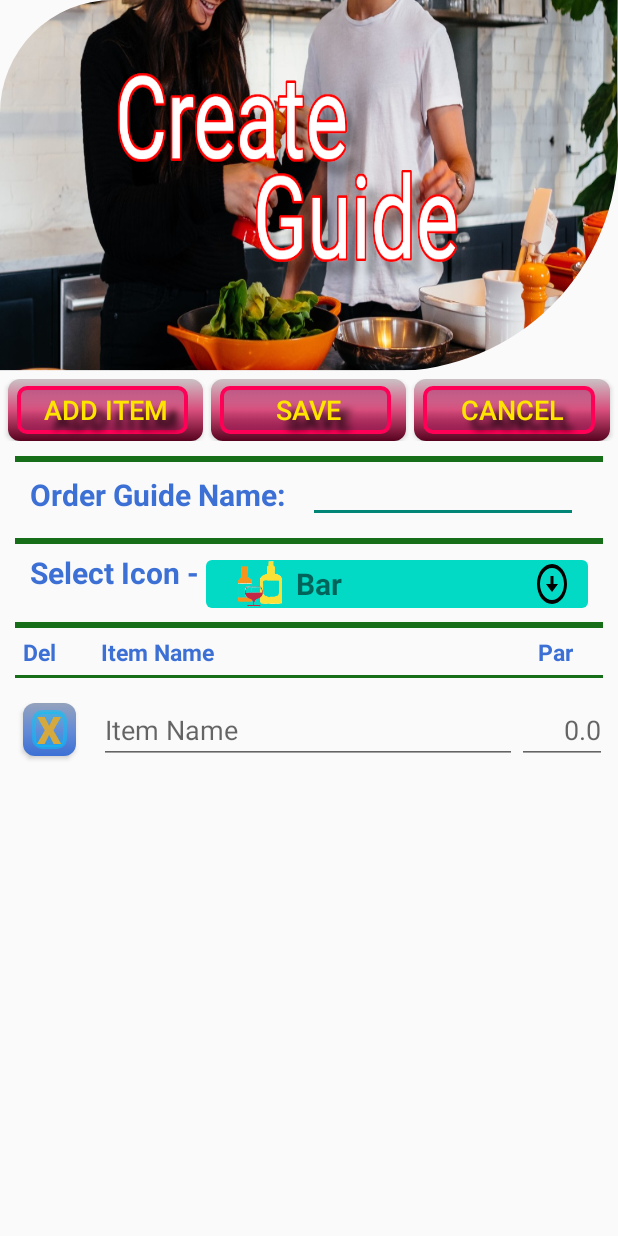
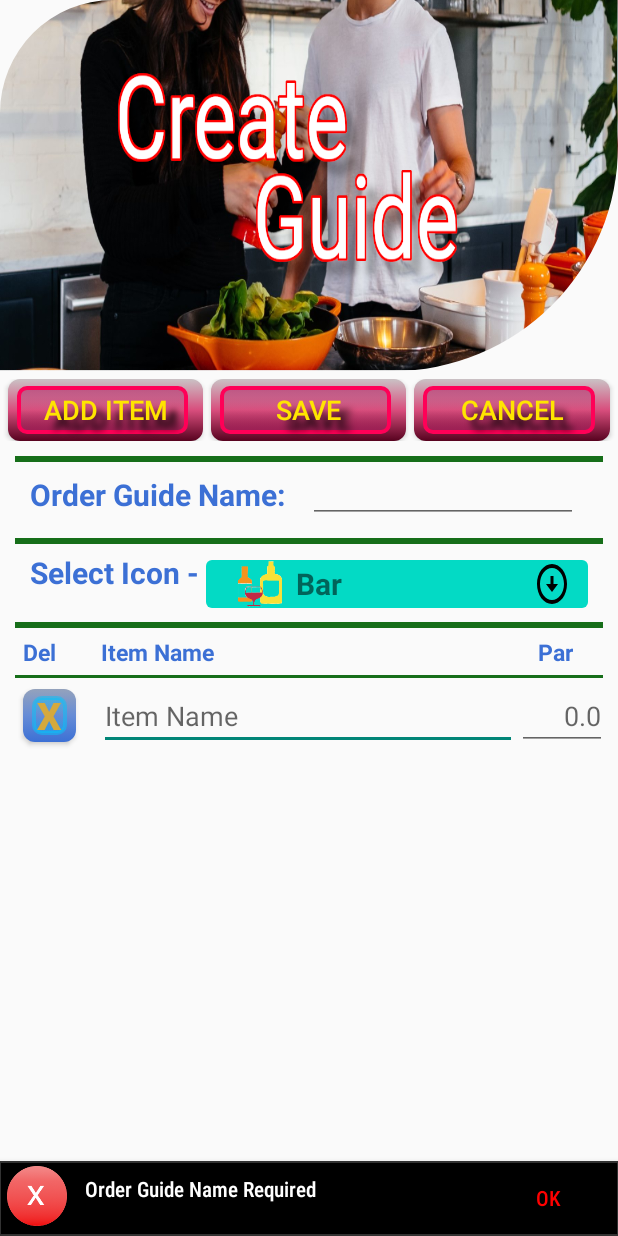
Before and after one commit to ryanMHub/OrderUp---Android, an Android app: the AddOrderGuideActivity screen opened directly, with no data from a screen before it, after a tap on "SAVE", on a phone screen of 412 x 824 dp. Run offline under Robolectric (Android 15) with nearby library versions, the light colour scheme and no system bars; 1 other tap on this screen came first.

Commit message:
Added Custom Snack Bar to the AddOrderGuide and EditOrderGuide error responses. Also added custom success response for each of these activities. Adjusted the AddorderGuide to shrink to match virtual keyboard.

```diff
--- a/app/build.gradle
+++ b/app/build.gradle
@@ -35,6 +35,6 @@ dependencies {
     implementation 'androidx.recyclerview:recyclerview:1.2.1'
     implementation 'androidx.cardview:cardview:1.0.0'
     testImplementation 'junit:junit:4.13.2'
-    androidTestImplementation 'androidx.test.ext:junit:1.1.3'
-    androidTestImplementation 'androidx.test.espresso:espresso-core:3.4.0'
+    androidTestImplementation 'androidx.test.ext:junit:1.1.4'
+    androidTestImplementation 'androidx.test.espresso:espresso-core:3.5.0'
 }
--- a/app/src/main/java/com/practice/practiceorderup01/AddOrderGuideActivity.java
+++ b/app/src/main/java/com/practice/practiceorderup01/AddOrderGuideActivity.java
@@ -1,10 +1,15 @@
 package com.practice.practiceorderup01;
 
 import android.content.Intent;
+import android.graphics.Rect;
 import android.view.View;
+import android.view.ViewTreeObserver;
 import android.widget.*;
 import androidx.appcompat.app.AppCompatActivity;
 import android.os.Bundle;
+import androidx.constraintlayout.widget.ConstraintLayout;
+import androidx.constraintlayout.widget.ConstraintSet;
+import androidx.core.widget.NestedScrollView;
 import androidx.recyclerview.widget.GridLayoutManager;
 import androidx.recyclerview.widget.RecyclerView;
 
@@ -15,6 +20,10 @@ public class AddOrderGuideActivity extends AppCompatActivity implements CustomSp
 
     //Todo: increase the appearance of the toasts
     //Todo: send a toast when creation is complete
+    //declares the main layout of the current activity
+    private ConstraintLayout mainLayout;
+    //declares header image view
+    private ImageView headerImage;
     //declares the connection to the OrderGuide name editText tag
     private EditText edtTableName;
 
@@ -44,6 +53,8 @@ public class AddOrderGuideActivity extends AppCompatActivity implements CustomSp
         btnCreateList = findViewById(R.id.btnSaveOrderGuideCreate);
         btnCancelCreate = findViewById(R.id.btnCancelCreate);
         iconSpinner = findViewById(R.id.iconSpinner);
+        mainLayout = findViewById(R.id.addMainLayout);
+        headerImage = findViewById(R.id.createHeaderImage);
 
         //initialize the database helper
         dbConnection = new DBHelper(this);
@@ -93,7 +104,7 @@ public class AddOrderGuideActivity extends AppCompatActivity implements CustomSp
         });
 
         //Todo: Add items that are not used do not include in table currently databases has error when left empty
-
+        //add a new item to the potential table
         btnAddItem.setOnClickListener(new View.OnClickListener() {
             @Override
             public void onClick(View view) {
@@ -104,25 +115,31 @@ public class AddOrderGuideActivity extends AppCompatActivity implements CustomSp
             }
         });
 
-
+        //creates the table with the data that the user enters
         btnCreateList.setOnClickListener(new View.OnClickListener() {
             @Override
             public void onClick(View view) {
                 //check if there is a value in the edittext box for the table if the space is empty
                 if(edtTableName.getText().toString().trim().isEmpty()){
-                    Toast.makeText(AddOrderGuideActivity.this, "Order Guide Name Required", Toast.LENGTH_SHORT).show();
-                } else if(dbConnection.tableExists(edtTableName.getText().toString())) {
-                    Toast.makeText(AddOrderGuideActivity.this, "Order Guide Name Unavailable", Toast.LENGTH_SHORT).show();
+                    //Toast.makeText(AddOrderGuideActivity.this, "Order Guide Name Required", Toast.LENGTH_SHORT).show();
+                    CustomSnackBar.ShowSnackBar(AddOrderGuideActivity.this, mainLayout, "Order Guide Name Required", R.drawable.wrongred);
+                } else if(dbConnection.tableExists(edtTableName.getText().toString().trim())) {
+                    //Toast.makeText(AddOrderGuideActivity.this, "Order Guide Name Unavailable", Toast.LENGTH_SHORT).show();
+                    CustomSnackBar.ShowSnackBar(AddOrderGuideActivity.this, mainLayout, "Order Guide Name Unavailable", R.drawable.wrongred);
                 } else{
                     //create a table based on the name provided by the user
-                    dbConnection.createOrderGuideTable(edtTableName.getText().toString()); //Todo: add a toast to tell user if there was an error
+                    dbConnection.createOrderGuideTable(edtTableName.getText().toString().trim());
+                        //Todo: add a toast to tell user if there was an error
 
                     //loop through the newItemList and insert each item into new table
                     for(Item item : newItemList){
-                        dbConnection.onAdd(item, edtTableName.getText().toString());
+                        dbConnection.onAdd(item, edtTableName.getText().toString().trim());
                     }
 
-                    dbConnection.addIconDirectorEntry(edtTableName.getText().toString(), selectedIcon);
+                    dbConnection.addIconDirectorEntry(edtTableName.getText().toString().trim(), selectedIcon);
+
+                    //Todo: Verify that this is true
+                    CustomSnackBar.ShowSnackBar(AddOrderGuideActivity.this, mainLayout, "Order Guide " + edtTableName.getText().toString().trim(), R.drawable.rightblue);
 
                     Intent intent = new Intent(AddOrderGuideActivity.this, MainActivity.class);
                     startActivity(intent);
@@ -141,9 +158,35 @@ public class AddOrderGuideActivity extends AppCompatActivity implements CustomSp
                 finish();
             }
         });
+
+        //listen for a change in the size of the main layout when the keyboard opens
+        mainLayout.getViewTreeObserver().addOnGlobalLayoutListener(new ViewTreeObserver.OnGlobalLayoutListener() {
+            @Override
+            public void onGlobalLayout() {
+                //this will be used to determine if the size of the layout has changed
+                Rect currentVisible = new Rect();
+                mainLayout.getWindowVisibleDisplayFrame(currentVisible);
+
+                //create a Constraint set for the main constraint layout allows you to alter the percentage of tags in layout
+                ConstraintSet set = new ConstraintSet();
+                set.clone(mainLayout);
+
+                //determine if the keyboard has been opened or closed
+                int heightDiff = mainLayout.getRootView().getHeight() - currentVisible.height();
+                if(heightDiff > .25*mainLayout.getRootView().getHeight()){
+                    set.constrainPercentHeight(R.id.layoutRecCreate, .33f);
+                    set.applyTo(mainLayout);
+                    headerImage.setVisibility(View.GONE);
+                } else{
+                    set.constrainPercentHeight(R.id.layoutRecCreate, .44f);
+                    set.applyTo(mainLayout);
+                    headerImage.setVisibility(View.VISIBLE);
+                }
+            }
+        });
     }
 
-    //overide the back button
+    //override the back button
     @Override
     public void onBackPressed(){
         Intent intent = new Intent(AddOrderGuideActivity.this, MainActivity.class);
--- /dev/null
+++ b/app/src/main/java/com/practice/practiceorderup01/CustomSnackBar.java
@@ -0,0 +1,53 @@
+package com.practice.practiceorderup01;
+
+import android.content.Context;
+import android.view.LayoutInflater;
+import android.view.View;
+import android.widget.Button;
+import android.widget.ImageView;
+import android.widget.TextView;
+import com.google.android.material.snackbar.Snackbar;
+
+public class CustomSnackBar {
+
+    public static void ShowSnackBar(Context context, View view, String message, int imageId){
+
+        try{
+            //create the snackbar to manipulate
+            Snackbar snackbar = Snackbar.make(view, "", Snackbar.LENGTH_INDEFINITE);
+
+            //retrieve the view from snackbar
+            Snackbar.SnackbarLayout layout = (Snackbar.SnackbarLayout) snackbar.getView();
+
+            //acces the stock textview in the snackbar and make it invisible
+            TextView textView = (TextView) layout.findViewById(com.google.android.material.R.id.snackbar_text);
+            textView.setVisibility(View.INVISIBLE);
+
+            //create a new View inflator for the XML provided, and apply image id to the imageview in the xml
+            View snackBarView = LayoutInflater.from(context).inflate(R.layout.snackbar_custom, null);
+            ImageView image = snackBarView.findViewById(R.id.snackImage01);
+            image.setImageResource(imageId);
+
+            //set the message
+            TextView snackMessage = snackBarView.findViewById(R.id.snackMessage);
+            snackMessage.setText(message);
+
+            //current setting for the click button is to dismiss the snackbar
+            Button button = snackBarView.findViewById(R.id.snackButton);
+            button.setOnClickListener(new View.OnClickListener() {
+                @Override
+                public void onClick(View view) {
+                    snackbar.dismiss();
+                }
+            });
+
+            //Set the padding of the snackbar, add the view, and execute
+            layout.setPadding(1, 2, 1, 2);
+            layout.addView(snackBarView, 0);
+            snackbar.show();
+
+        } catch(Exception ex){
+            //Should I add something here
+        }
+    }
+}
--- a/app/src/main/java/com/practice/practiceorderup01/DBHelper.java
+++ b/app/src/main/java/com/practice/practiceorderup01/DBHelper.java
@@ -113,7 +113,7 @@ public class DBHelper extends SQLiteOpenHelper {
 
     //creates a table in the database based on the name provided by the user
     public boolean createOrderGuideTable(String tableName){
-
+        //todo: modify so that if the execSQL fails false is returned
         tableName = "\"" + tableName +"\"";
         //if the table already exists return false
         if(tableExists(tableName)){
--- a/app/src/main/java/com/practice/practiceorderup01/EditOrderGuideRecAdapter.java
+++ b/app/src/main/java/com/practice/practiceorderup01/EditOrderGuideRecAdapter.java
@@ -49,20 +49,7 @@ public class EditOrderGuideRecAdapter extends RecyclerView.Adapter<EditOrderGuid
             holder.edtItemParEdit.setText(String.valueOf(editItemList.get(position).getPar()));
         }
 
-
-
-        /*
-        if(editItemList.get(position).getItemName().equals("Item Name") || editItemList.get(position).getItemName().trim().isEmpty()){
-            holder.edtItemNameEdit.setHint("Item Name"); //link item name by position in list
-        } else{
-            holder.edtItemNameEdit.setText(editItemList.get(position).getItemName()); //link item name by position in list
-        }
-
-        if(editItemList.get(position).getPar() == 0.0){
-            holder.edtItemParEdit.setHint(String.valueOf(editItemList.get(position).getPar()));
-        } else{
-            holder.edtItemParEdit.setText(String.valueOf(editItemList.get(position).getPar()));
-        }*/
+        if(position == getItemCount()-1) holder.edtItemNameEdit.requestFocus();
 
     }
 
--- a/app/src/main/res/layout/activity_add_order_guide.xml
+++ b/app/src/main/res/layout/activity_add_order_guide.xml
@@ -4,6 +4,7 @@
         xmlns:app="http://schemas.android.com/apk/res-auto"
         android:layout_width="match_parent"
         android:layout_height="match_parent"
+        android:id="@+id/addMainLayout"
         tools:context=".AddOrderGuideActivity">
 
     <!-- Header image -->
@@ -217,7 +218,7 @@
                                            android:id="@+id/layoutRecCreate"
                                            android:layout_centerHorizontal="true"
                                            app:layout_constraintTop_toBottomOf="@id/dividerLine05"
-                                           app:layout_constraintBottom_toBottomOf="parent"
+
                                            app:layout_constraintVertical_chainStyle="packed"
                                            tools:layout_editor_absoluteX="-94dp"
                                            app:layout_constraintVertical_bias="1.0">
--- a/app/src/main/res/layout/activity_edit_order_guide.xml
+++ b/app/src/main/res/layout/activity_edit_order_guide.xml
@@ -5,6 +5,7 @@
         xmlns:app="http://schemas.android.com/apk/res-auto"
         android:layout_width="match_parent"
         android:layout_height="match_parent"
+        android:id="@+id/editMainLayout"
         tools:context=".EditOrderGuideActivity">
 
     <!-- Header image -->
--- a/app/src/main/res/layout/activity_main.xml
+++ b/app/src/main/res/layout/activity_main.xml
@@ -29,6 +29,7 @@
                   android:orientation="vertical"
                   android:layout_marginHorizontal="20dp"
                   android:layout_margin="10dp"
+                  android:layout_marginBottom="5dp"
                   app:layout_constraintTop_toBottomOf="@id/headerImage"
                   android:id="@+id/buttonHeader"
                   >
@@ -49,6 +50,8 @@
         <com.practice.practiceorderup01.CustomSpinner android:layout_width="match_parent"
                                                       android:layout_height="wrap_content"
                                                       android:layout_weight="1"
+                                                      android:layout_marginStart="10dp"
+                                                      android:layout_marginEnd="10dp"
                                                       android:spinnerMode="dropdown"
                                                       android:popupBackground="@drawable/spinner_popup_background"
                                                       android:layout_marginBottom="5dp"
--- /dev/null
+++ b/app/src/main/res/layout/snackbar_custom.xml
@@ -0,0 +1,38 @@
+<?xml version="1.0" encoding="utf-8"?>
+<RelativeLayout xmlns:android="http://schemas.android.com/apk/res/android"
+    android:layout_width="match_parent"
+    android:layout_height="wrap_content"
+    android:background="#000"
+                android:padding="2dp">
+
+    <!--This xml is used to create a custom snack bar that displays an image message and button-->
+    <ImageView android:layout_width="40dp"
+               android:layout_height="40dp"
+               android:id="@+id/snackImage01"
+               android:layout_alignParentStart="true"
+               android:layout_marginLeft="2dp"
+               android:layout_marginRight="2dp"
+               android:src="@drawable/rightblue"/>
+
+    <TextView android:layout_width="wrap_content"
+              android:layout_height="30dp"
+              android:id="@+id/snackMessage"
+              android:gravity="center_vertical"
+              android:layout_marginLeft="10dp"
+              android:layout_marginRight="2dp"
+              android:layout_toRightOf="@id/snackImage01"
+              android:fontFamily="sans-serif-condensed-medium"
+              android:text="Hola"
+              android:textColor="#fff"/>
+
+    <Button android:layout_width="wrap_content"
+            android:layout_height="20dp"
+            android:id="@+id/snackButton"
+            android:layout_alignParentEnd="true"
+            android:layout_centerVertical="true"
+            android:background="@color/trans_parent"
+            android:fontFamily="sans-serif-condensed-medium"
+            android:gravity="center_vertical|center_horizontal"
+            android:text="OK"
+            android:textColor="@color/red"/>
+</RelativeLayout>
--- a/app/src/main/res/values-night/colors.xml
+++ b/app/src/main/res/values-night/colors.xml
@@ -12,7 +12,7 @@
     <color name="red">#FF0000</color>
     <color name="lightBlueAccent">#668CD6</color>
     <color name="lightBlueAccentDark">#3C70D5</color>
-    <color name="lightBlueAccentLight">#94A2BC</color>
+    <color name="lightBlueAccentLight">#B8BDC6</color>
     <color name="beigeAccent">#D6B666</color>
     <color name="beigeAccentDark">#D5A93D</color>
     <color name="beigeAccentLight">#CFC19C</color>
```
Also changed, not shown: app/src/main/java/com/practice/practiceorderup01/EditOrderGuideActivity.java (+15 -4 lines), app/src/main/res/drawable-nodpi/rightblue.png (added), app/src/main/res/drawable-nodpi/wrongred.png (added).
